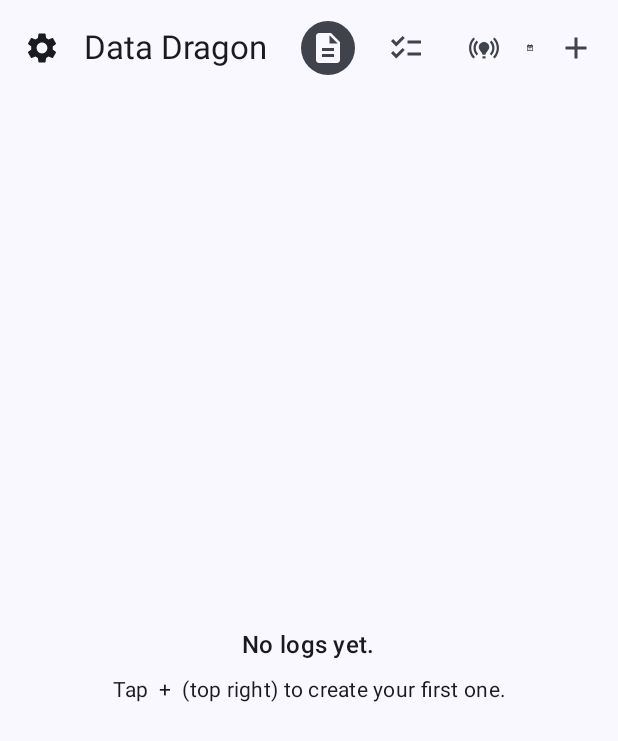
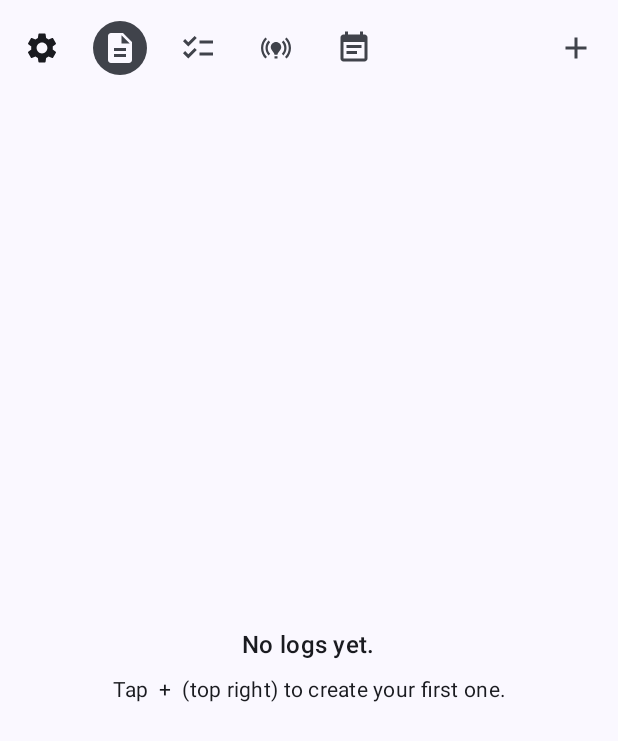
Before and after one commit to SoulPhosphor/lifelogger, an Android app built with Jetpack Compose: the screen it shows after launch (MainActivity), on a phone screen of 412 x 824 dp. Shown: the top 741 px of the screen. Run offline under Robolectric (Android 15) with nearby library versions, the phone set to English and light mode, and no system bars; our stand-ins replace Room's generated code; 1 statement that could not run was skipped.

Commit message:
Home: remove Data Dragon title, left-align the view toggles
Drop the Data Dragon wordmark and its spacer from the top app bar so the
Forms / Lists / Ideas / Daily List toggles sit at the left of the bar. The
Settings gear, the generic +, and the Daily List add controls are unchanged.

Co-Authored-By: Claude Opus 4.8 <noreply@anthropic.com>
Claude-Session: https://claude.ai/code/session_01CQeHZtExFS95wrF8Mkjp5u

```diff
--- a/app/src/main/java/com/datadragon/app/ui/screens/HomeScreen.kt
+++ b/app/src/main/java/com/datadragon/app/ui/screens/HomeScreen.kt
@@ -95,10 +95,8 @@ fun HomeScreen(
             TopAppBar(
                 title = {
                     Row(verticalAlignment = Alignment.CenterVertically) {
-                        Text("Data Dragon")
-                        // A gap after the name, then the view toggles with a little
+                        // The view toggles sit at the left of the bar, with a little
                         // space between them so none is easy to mis-tap.
-                        Spacer(Modifier.width(16.dp))
                         ViewToggle(
                             icon = Icons.Filled.Description,
                             contentDescription = "Forms",
```
